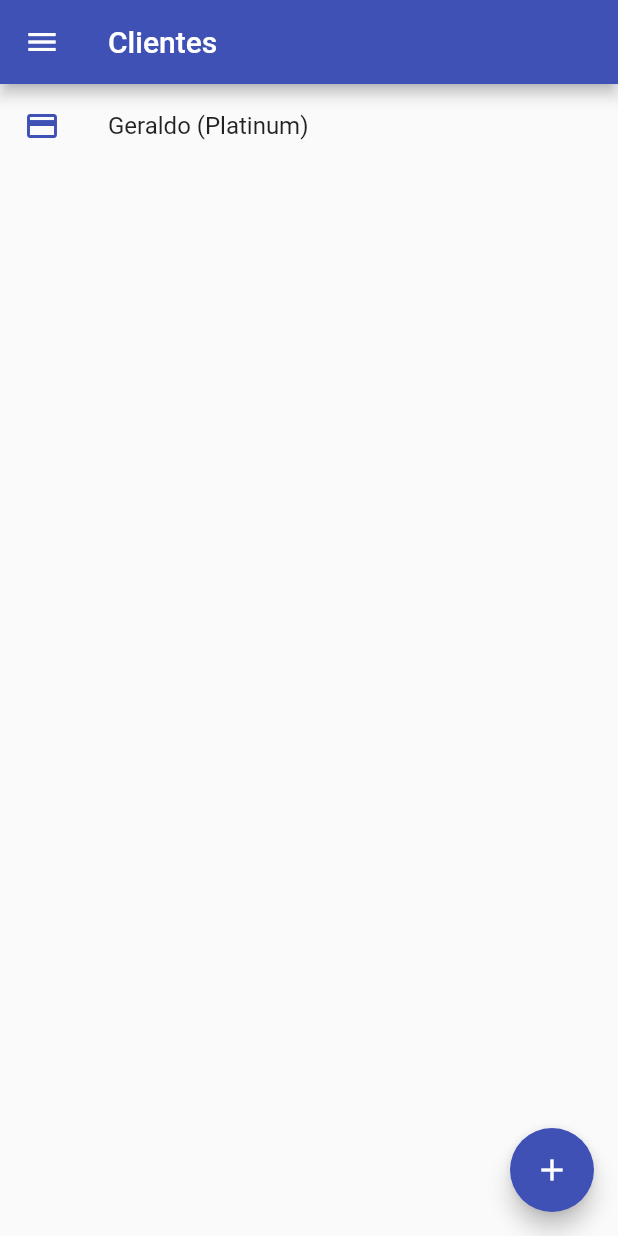
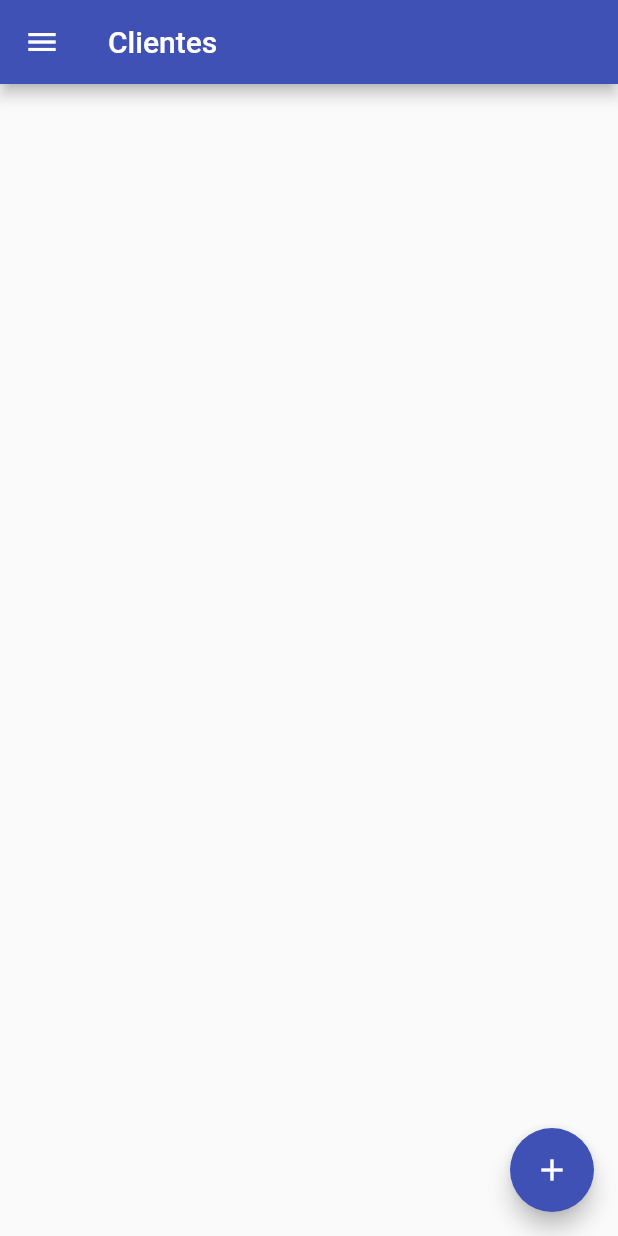
Before and after one commit to diegominelli/carteira_de_clientes, a Flutter app: the screen it shows after launch, in the side drawer, after a tap on the "add" icon, on a phone screen of 412 x 824 dp. Run offline on Flutter 3.47's test engine with Material 2 defaults, Android fonts, the phone set to English and light mode, and no system bars.

Commit message:
adicionando os clientes na lista

```diff
--- a/lib/main.dart
+++ b/lib/main.dart
@@ -1,5 +1,3 @@
-import 'package:client_control/models/client.dart';
-import 'package:client_control/models/client_type.dart';
 import 'package:client_control/models/clients.dart';
 import 'package:client_control/pages/client_types_page.dart';
 import 'package:flutter/material.dart';
@@ -9,12 +7,9 @@ import 'pages/clients_page.dart';
 void main() {
   runApp(
     ChangeNotifierProvider(
-      create: (context) => Clients(clients: [
-        Client(
-            name: 'Geraldo',
-            email: 'leo@email.com',
-            type: ClientType(name: 'Platinum', icon: Icons.credit_card)),
-      ]),
+      create: (context) => Clients(
+        clients: [],
+      ),
       child: const MyApp(),
     ),
   );
--- a/lib/models/clients.dart
+++ b/lib/models/clients.dart
@@ -7,4 +7,9 @@ class Clients extends ChangeNotifier {
   Clients({
     required this.clients,
   });
+
+  void add(Client client) {
+    clients.add(client);
+    notifyListeners();
+  }
 }
```
Also changed, not shown: lib/pages/clients_page.dart (+4 -11 lines).
